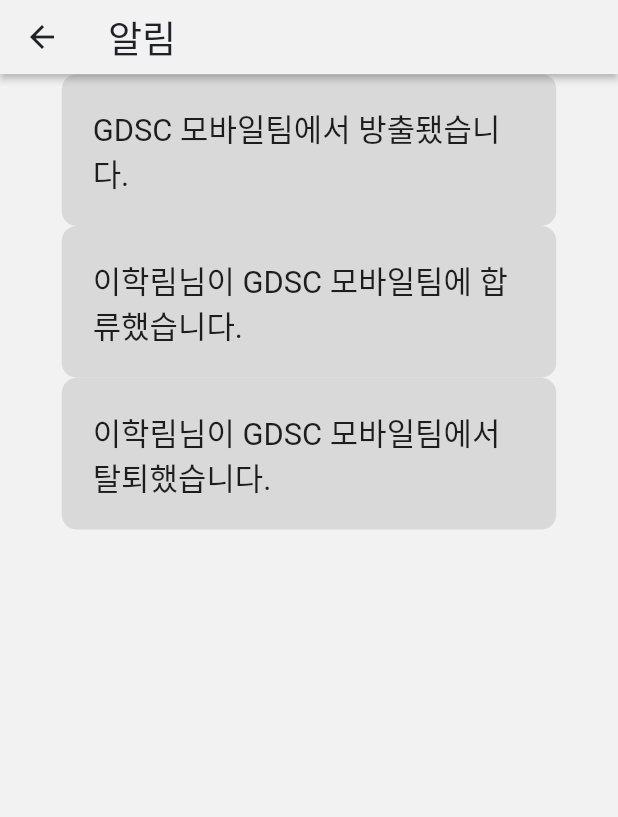
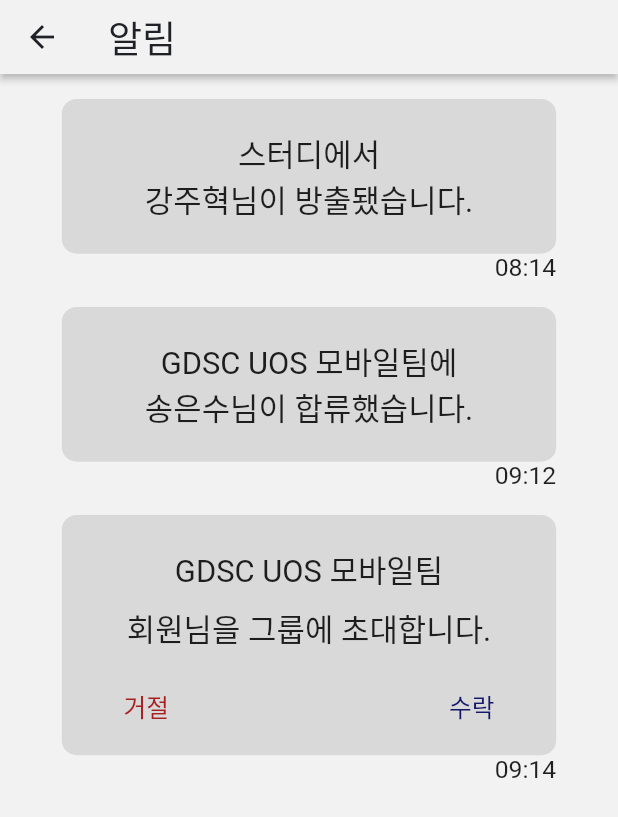
Before and after one commit to hfjxjjd123/Attendance_Moblie, a Flutter app: the NotificationScreen screen opened by its route, on a phone screen of 412 x 824 dp. Shown: the top 817 px of the screen. Run offline on Flutter 3.47's test engine with Material 2 defaults, Android fonts, the phone set to English and light mode, and no system bars; our stand-ins replace beamer, logger; Roboto replaces fonts that are missing (DefaultFont).

Commit message:
MessageBox로 컴포넌트화 완료

```diff
--- /dev/null
+++ b/lib/const/message_option.dart
@@ -0,0 +1,12 @@
+const int INVITATE = 0;
+const int INVITATE_RECUR = 1;
+const int INVITATE_RESPONSE = 2;
+const int NOTIFY = 3;
+const int DROPOUT_RECUR = 4;
+const int DROPOUT_RESPONSE = 4;
+const int LEAVE_RESPONSE = 5;
+const int LEAVE_RECUR = 6;
+const int DELEGATE_RESPONSE = 7;
+const int DELEGATE_RECUR = 8;
+const int UNDELEGAGTE_RECUR = 9;
+const int UNDELEGAGTE_RESPONSE = 10;
--- /dev/null
+++ b/lib/domain/message.dart
@@ -0,0 +1,40 @@
+class Message{
+  String groupName="";
+  String hostName="";
+  String mateName="";
+  String? notify; //아니어도 된다.
+  int option=-1;
+  String time="";
+
+  Message({
+    required this.groupName,
+    required this.hostName,
+    required this.mateName,
+    this.notify,
+    required this.option,
+    required this.time
+  });
+
+  Message.fromJson(dynamic json) {
+    groupName = json['groupName'];
+    hostName = json['hostName'];
+    mateName = json['mateName'];
+    notify = json['notify'];
+    option = json['option'];
+    time = json['time'];
+  }
+
+
+  Map<String, dynamic> toJson() {
+    final map = <String, dynamic>{};
+    map['groupName'] = groupName;
+    map['hostName'] = hostName;
+    map['mateName'] = mateName;
+    map['notify'] = notify;
+    map['option'] = option;
+    map['time'] = time;
+    return map;
+  }
+
+
+}
--- a/lib/view/components/message/dropout_message.dart
+++ /dev/null
@@ -1,21 +0,0 @@
-import 'package:flutter/material.dart';
-
-import '../../../const/size.dart';
-
-class DropoutMessage extends StatelessWidget {
-  DropoutMessage({Key? key, required this.groupName}) : super(key: key);
-  String groupName;
-
-  @override
-  Widget build(BuildContext context) {
-    return Padding(
-      padding: EdgeInsets.all(SIZE.width*0.05),
-      child: Text(
-        "$groupName에서 방출됐습니다.",
-        style: TextStyle(
-          fontSize: SIZE.width*0.05
-        ),
-      ),
-    );
-  }
-}
--- a/lib/view/components/message/join_message.dart
+++ /dev/null
@@ -1,21 +0,0 @@
-import 'package:flutter/material.dart';
-
-import '../../../const/size.dart';
-
-class JoinMessage extends StatelessWidget {
-  JoinMessage({Key? key, required this.groupName, required this.userName})
-      : super(key: key);
-  String groupName;
-  String userName;
-
-  @override
-  Widget build(BuildContext context) {
-    return Padding(
-      padding: EdgeInsets.all(SIZE.width * 0.05),
-      child: Text(
-        "$userName님이 $groupName에 합류했습니다.",
-        style: TextStyle(fontSize: SIZE.width * 0.05),
-      ),
-    );
-  }
-}
--- a/lib/view/components/message/leave_message.dart
+++ /dev/null
@@ -1,21 +0,0 @@
-import 'package:flutter/material.dart';
-
-import '../../../const/size.dart';
-
-class LeaveMessage extends StatelessWidget {
-  LeaveMessage({Key? key, required this.groupName, required this.userName})
-      : super(key: key);
-  String groupName;
-  String userName;
-
-  @override
-  Widget build(BuildContext context) {
-    return Padding(
-      padding: EdgeInsets.all(SIZE.width * 0.05),
-      child: Text(
-        "$userName님이 $groupName에서 탈퇴했습니다.",
-        style: TextStyle(fontSize: SIZE.width * 0.05),
-      ),
-    );
-  }
-}
--- /dev/null
+++ b/lib/view/components/message_box.dart
@@ -0,0 +1,249 @@
+import 'package:flutter/material.dart';
+import 'package:gdsc_uos_atttendance/const/colors.dart';
+import 'package:gdsc_uos_atttendance/const/message_option.dart';
+import 'package:gdsc_uos_atttendance/view/components/vertical_padding.dart';
+
+import '../../const/debug.dart';
+import '../../const/size.dart';
+
+class MessageBox extends StatelessWidget {
+  MessageBox(
+      {Key? key,
+      required this.groupName,
+      required this.hostName,
+      required this.mateName,
+      this.notify,
+      required this.option,
+      required this.time})
+      : super(key: key);
+  String groupName;
+  String hostName;
+  String mateName;
+  String? notify; //아니어도 된다.
+  int option;
+
+  //!! DateTime 타입으로 바꿔줘야한다.
+  String time;
+
+  late String message;
+
+  @override
+  Widget build(BuildContext context) {
+    initMessage(groupName, hostName, mateName, notify, option);
+
+    if ((option != NOTIFY) & (option != INVITATE)) {
+      return Padding(
+        padding: EdgeInsets.only(top: SIZE.height * 0.02),
+        child: Column(
+          crossAxisAlignment: CrossAxisAlignment.end,
+          children: [
+            Container(
+              width: SIZE.width * 0.8,
+              decoration: BoxDecoration(
+                color: messageBoxColor,
+                borderRadius: BorderRadius.circular(10),
+              ),
+              child: Padding(
+                padding: EdgeInsets.all(SIZE.width * 0.05),
+                child: Text(
+                  message,
+                  style: TextStyle(fontSize: SIZE.width * 0.05, height: 1.5),
+                  textAlign: TextAlign.center,
+                ),
+              ),
+            ),
+            Text(
+              time,
+              style: TextStyle(
+                fontSize: SIZE.width * 0.04,
+              ),
+            )
+          ],
+        ),
+      );
+    } else if (option == NOTIFY) {
+      return Padding(
+        padding: EdgeInsets.only(top: SIZE.height * 0.02),
+        child: Column(
+          crossAxisAlignment: CrossAxisAlignment.end,
+          children: [
+            Container(
+              width: SIZE.width * 0.8,
+              decoration: BoxDecoration(
+                color: messageBoxColor,
+                borderRadius: BorderRadius.circular(10),
+              ),
+              child: Padding(
+                padding: EdgeInsets.all(SIZE.width * 0.05),
+                child: Column(
+                  children: [
+                    Text(
+                      "공지: $groupName",
+                      style:
+                          TextStyle(fontSize: SIZE.width * 0.05, height: 1.5),
+                      textAlign: TextAlign.center,
+                      overflow: TextOverflow.ellipsis,
+                      maxLines: 1,
+                    ),
+                    VerticalPadding(height: SIZE.height * 0.01),
+                    Text(
+                      message,
+                      style:
+                          TextStyle(fontSize: SIZE.width * 0.05, height: 1.5),
+                      textAlign: TextAlign.center,
+                    ),
+                  ],
+                ),
+              ),
+            ),
+            Text(
+              time,
+              style: TextStyle(
+                fontSize: SIZE.width * 0.04,
+              ),
+            )
+          ],
+        ),
+      );
+    } else {
+      //Team이름을 클릭하면 Team화면으로 갈 수 있도록 설정하기
+      return Padding(
+        padding: EdgeInsets.only(top: SIZE.height * 0.02),
+        child: Column(
+          crossAxisAlignment: CrossAxisAlignment.end,
+          children: [
+            Container(
+              width: SIZE.width * 0.8,
+              decoration: BoxDecoration(
+                color: messageBoxColor,
+                borderRadius: BorderRadius.circular(10),
+              ),
+              child: Padding(
+                padding: EdgeInsets.all(SIZE.width * 0.05),
+                child: Column(
+                  children: [
+                    Text(
+                      groupName,
+                      style:
+                          TextStyle(fontSize: SIZE.width * 0.05, height: 1.5),
+                      textAlign: TextAlign.center,
+                      overflow: TextOverflow.ellipsis,
+                      maxLines: 1,
+                    ),
+                    VerticalPadding(height: SIZE.height * 0.01),
+                    Text(
+                      message,
+                      style:
+                          TextStyle(fontSize: SIZE.width * 0.05, height: 1.5),
+                      textAlign: TextAlign.center,
+                    ),
+                    VerticalPadding(height: SIZE.height * 0.03),
+                    Row(
+                      children: [
+                        Container(
+                          width: SIZE.width * 0.05,
+                        ),
+                        InkWell(
+                          child: Text(
+                            "거절",
+                            style: TextStyle(fontSize: SIZE.width * 0.04, color: Color(0xffA81F1F)),
+                          ),
+                          onTap: () {
+                            logger.d("clicked");
+                          },
+                        ),
+                        Expanded(child: Container()),
+                        InkWell(
+                          child: Text("수락",
+                              style: TextStyle(fontSize: SIZE.width * 0.04, color: Color(0xff151868))),
+                          onTap: () {
+                            logger.d("clicked");
+                          },
+                        ),
+                        Container(
+                          width: SIZE.width * 0.05,
+                        ),
+                      ],
+                    )
+                  ],
+                ),
+              ),
+            ),
+            Text(
+              time,
+              style: TextStyle(
+                fontSize: SIZE.width * 0.04,
+              ),
+            )
+          ],
+        ),
+      );
+    }
+  }
+
+  void initMessage(String groupName, String hostName, String mateName,
+      String? notify, int option) {
+    switch (option) {
+      case INVITATE:
+        {
+          message = "회원님을 그룹에 초대합니다.";
+        }
+        break;
+      case INVITATE_RESPONSE:
+        {
+          message = "$groupName에 \n회원님이 합류됐습니다.";
+        }
+        break;
+      case INVITATE_RECUR:
+        {
+          message = "$groupName에 \n$mateName님이 합류했습니다.";
+        }
+        break;
+      case NOTIFY:
+        {
+          message = notify!;
+        }
+        break;
+      case DROPOUT_RECUR:
+        {
+          message = "$groupName에서\n$mateName님이 방출됐습니다.";
+        }
+        break;
+      case DROPOUT_RESPONSE:
+        {
+          message = "$groupName에서\n방출되었습니다.";
+        }
+        break;
+      case LEAVE_RESPONSE:
+        {
+          message = "$groupName에서\n$mateName님이 나갔습니다.";
+        }
+        break;
+      case LEAVE_RECUR:
+        {
+          message = "$groupName에서 나갔습니다.";
+        }
+        break;
+      case DELEGATE_RESPONSE:
+        {
+          message = "$groupName에서 관리자로 등록됐습니다.";
+        }
+        break;
+      case DELEGATE_RECUR:
+        {
+          message = "$groupName에서 $mateName님이 관리자로 등록됐습니다.";
+        }
+        break;
+      case UNDELEGAGTE_RESPONSE:
+        {
+          message = "$groupName에서 $hostName님이 일반 멤버로 등록됐습니다.";
+        }
+        break;
+      case UNDELEGAGTE_RECUR:
+        {
+          message = "$groupName에서 일반 멤버로 등록됐습니다.";
+        }
+        break;
+    }
+  }
+}
--- a/lib/view/components/notification_box.dart
+++ /dev/null
@@ -1,21 +0,0 @@
-import 'package:flutter/material.dart';
-import 'package:gdsc_uos_atttendance/const/colors.dart';
-
-import '../../const/size.dart';
-
-class NotificationBox extends StatelessWidget {
-  NotificationBox({Key? key, required this.contents}) : super(key: key);
-  Widget contents;
-
-  @override
-  Widget build(BuildContext context) {
-    return Container(
-      width: SIZE.width*0.8,
-      decoration: BoxDecoration(
-        color: messageBoxColor,
-        borderRadius: BorderRadius.circular(10),
-      ),
-      child: contents,
-    );
-  }
-}
--- a/lib/view/screens/notification_screen.dart
+++ b/lib/view/screens/notification_screen.dart
@@ -2,24 +2,35 @@
 import 'package:flutter/material.dart';
 import 'package:flutter/rendering.dart';
 import 'package:gdsc_uos_atttendance/const/size.dart';
-import 'package:gdsc_uos_atttendance/view/components/message/dropout_message.dart';
-import 'package:gdsc_uos_atttendance/view/components/message/join_message.dart';
-import 'package:gdsc_uos_atttendance/view/components/notification_box.dart';
+import 'package:gdsc_uos_atttendance/view/components/message_box.dart';
 
 import '../../const/colors.dart';
-import '../components/message/leave_message.dart';
+import '../../const/message_option.dart';
+import '../../domain/message.dart';
 
 class NotificationScreen extends StatelessWidget {
   NotificationScreen({Key? key}) : super(key: key);
-  final List<Widget> messages = [
-    DropoutMessage(groupName: "GDSC 모바일팀"),
-    JoinMessage(
-      groupName: "GDSC 모바일팀",
-      userName: "이학림",
+  final List<Message> messages = [
+    Message(
+        groupName: "스터디",
+        hostName: "이학림",
+        mateName: "강주혁",
+        option: DROPOUT_RESPONSE,
+      time:"08:14"
     ),
-    LeaveMessage(
-      groupName: "GDSC 모바일팀",
-      userName: "이학림",
+    Message(
+        groupName: "GDSC UOS 모바일팀",
+        hostName: "이학림",
+        mateName: "송은수",
+        option: INVITATE_RECUR,
+        time:"09:12"
+    ),
+    Message(
+        groupName: "GDSC UOS 모바일팀",
+        hostName: "이학림",
+        mateName: "권혁주",
+        option: INVITATE,
+        time:"09:14"
     ),
   ];
 
@@ -32,8 +43,13 @@
           child: ListView.builder(
             itemCount: messages.length,
             itemBuilder: (BuildContext context, int index) {
-              return NotificationBox(
-                contents: messages[index],
+              return MessageBox(
+                groupName: messages[index].groupName,
+                hostName: messages[index].hostName,
+                mateName: messages[index].mateName,
+                notify: messages[index].notify,
+                option: messages[index].option,
+                time: messages[index].time
               );
             },
           ),
```
